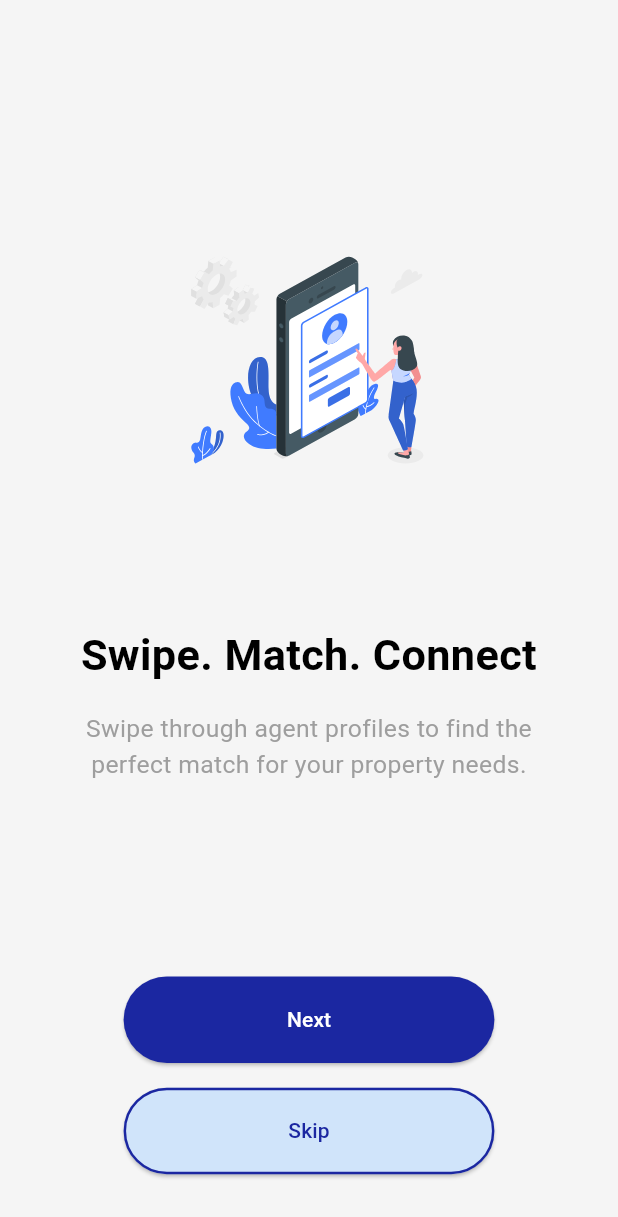
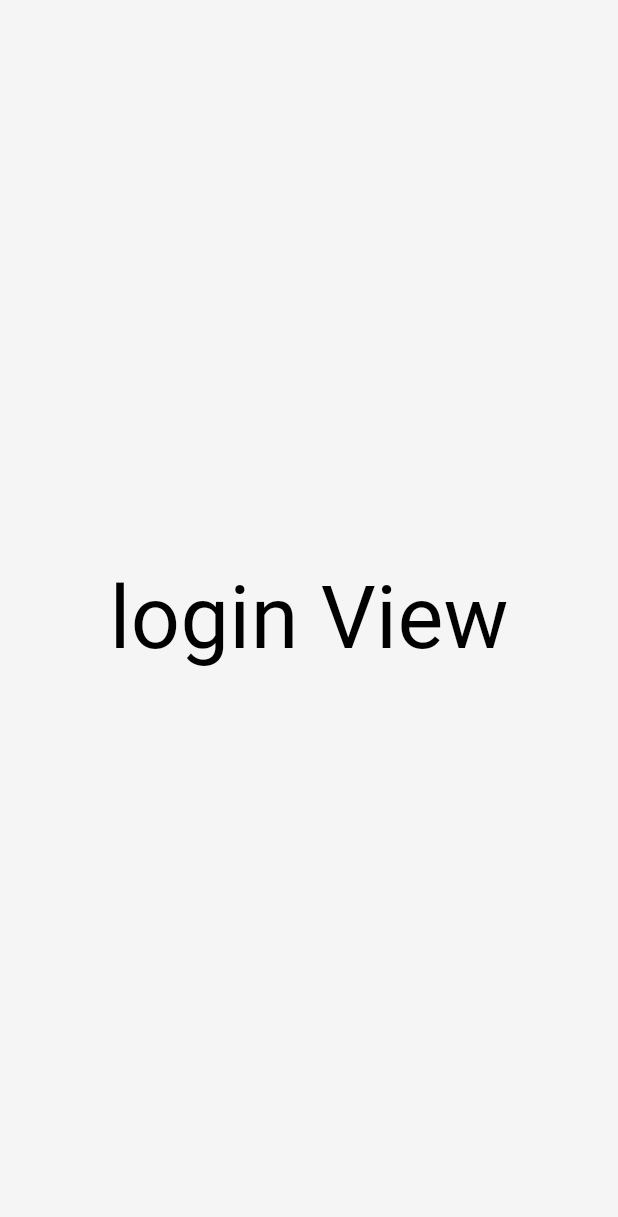
Before and after one commit to saad4262/PropMeet, a Flutter app: the screen it shows after launch, after a tap on "Next", after a tap on "Skip", on a phone screen of 412 x 824 dp. Shown: the top 1217 px of the screen. Run offline on Flutter 3.47's test engine with Material 3 defaults, Android fonts, the phone set to English and light mode, and no system bars; our stand-ins replace connectivity_plus, firebase_core, flutter_svg, get, lottie; accounts and stored records are empty.

Commit message:
made auth folders and checked the repository codes on 9/13/2025 at 3:49pm

```diff
--- /dev/null
+++ b/lib/core/bindings/auth_bindings/login_option_bindings.dart
@@ -0,0 +1,9 @@
+import 'package:get/get.dart';
+import 'package:propmeet/domain/viewmodels/auth_controllers/login_option_view_controller.dart';
+
+class LoginOptionBindings extends Bindings{
+  @override
+  void dependencies() {
+   Get.lazyPut<LoginOptionViewController>(()=>LoginOptionViewController());
+  }
+}
--- /dev/null
+++ b/lib/core/bindings/auth_bindings/login_view_bindings.dart
@@ -0,0 +1,9 @@
+import 'package:get/get.dart';
+import 'package:propmeet/domain/viewmodels/auth_controllers/login_view_controller.dart';
+
+class LoginViewBindings extends Bindings{
+  @override
+  void dependencies() {
+    Get.lazyPut<LoginViewController>(() => LoginViewController());
+  }
+}
--- a/lib/core/routes/app_pages.dart
+++ b/lib/core/routes/app_pages.dart
@@ -1,7 +1,11 @@
 import 'package:get/get_navigation/src/routes/get_route.dart';
+import 'package:propmeet/core/bindings/auth_bindings/login_option_bindings.dart';
+import 'package:propmeet/core/bindings/auth_bindings/login_view_bindings.dart';
 import 'package:propmeet/core/bindings/onBarding_binding.dart';
 import 'package:propmeet/core/bindings/splash_bindings.dart';
 import 'package:propmeet/core/routes/app_routes.dart';
+import 'package:propmeet/presentation/views/auth_view/login_option_views.dart';
+import 'package:propmeet/presentation/views/auth_view/login_view.dart';
 import 'package:propmeet/presentation/views/onboarding_screen.dart';
 import 'package:propmeet/presentation/views/splash_screen.dart';
 
@@ -18,5 +22,15 @@ class AppPages {
       page: () => OnboardingScreen(),
       binding: OnBoardBinding(),
     ),
+    GetPage(
+      name: AppRoutes.loginOptionView,
+      page: () => LoginOptionViews(),
+      binding: LoginOptionBindings(),
+    ),
+    GetPage(
+      name: AppRoutes.loginView,
+      page: () => LoginView(),
+      binding: LoginViewBindings()
+    ),
   ];
 }
--- a/lib/core/routes/app_routes.dart
+++ b/lib/core/routes/app_routes.dart
@@ -3,5 +3,7 @@
 abstract class AppRoutes {
   static const splash = '/';
   static const onBoarding = '/onBoarding';
+  static const loginView='/loginView';
+  static const loginOptionView='/loginOptionView';
 
 }
--- /dev/null
+++ b/lib/domain/viewmodels/auth_controllers/login_option_view_controller.dart
@@ -0,0 +1,5 @@
+  import 'package:get/get.dart';
+
+class LoginOptionViewController extends GetxController{
+
+  }
--- /dev/null
+++ b/lib/domain/viewmodels/auth_controllers/login_view_controller.dart
@@ -0,0 +1,5 @@
+import 'package:get/get.dart';
+
+class LoginViewController extends GetxController{
+
+}
--- a/lib/domain/viewmodels/onboarding_vm.dart
+++ b/lib/domain/viewmodels/onboarding_vm.dart
@@ -1,4 +1,5 @@
 import 'package:get/get.dart';
+import 'package:propmeet/core/routes/app_routes.dart';
 
 class OnboardingController extends GetxController {
   var pageIndex = 0.obs;
@@ -7,11 +8,11 @@ class OnboardingController extends GetxController {
     if (pageIndex.value < 2) {
       pageIndex.value++;
     } else {
-      Get.offNamed('/home');
+      Get.offNamed(AppRoutes.loginOptionView);
     }
   }
 
   void skip() {
-    Get.offNamed('/home');
+    Get.offNamed(AppRoutes.loginView);
   }
 }
--- /dev/null
+++ b/lib/presentation/views/auth_view/login_view.dart
@@ -0,0 +1,14 @@
+import 'package:flutter/material.dart';
+
+class LoginView extends StatelessWidget {
+  const LoginView({super.key});
+
+  @override
+  Widget build(BuildContext context) {
+    return Scaffold(
+      body: Center(
+        child: Text('login View',),
+      ),
+    );
+  }
+}
--- a/pubspec.yaml
+++ b/pubspec.yaml
@@ -43,6 +43,8 @@ dependencies:
   firebase_auth: ^6.0.0
   lottie: ^3.3.1
   flutter_svg: ^2.2.0
+  google_fonts: ^6.3.1
+  flutter_screenutil: ^5.9.3
 
 
 
```
Also changed, not shown: lib/presentation/views/auth_view/login_option_views.dart (added, +14 -0 lines), pubspec.lock, 1 other file.
